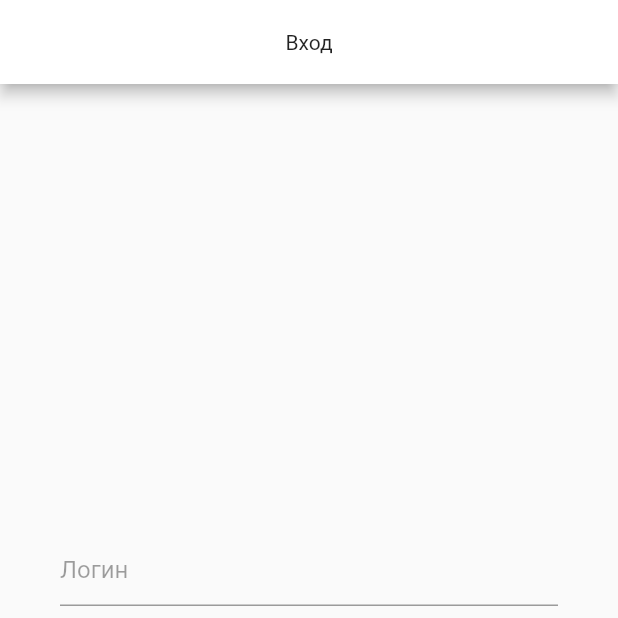
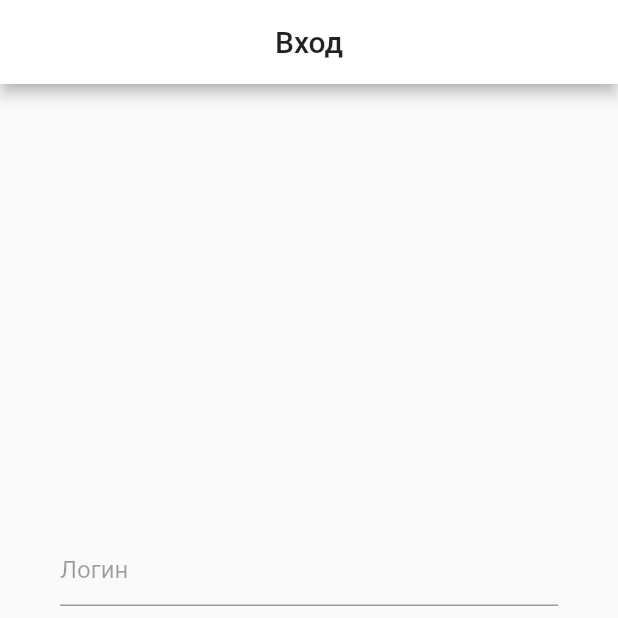
Before and after one commit to ulngollm/auth_form, a Flutter app: the screen it shows after launch, on a phone screen of 412 x 824 dp, the top half of it. Run offline on Flutter 3.47's test engine with Material 2 defaults, Android fonts, the phone set to English and light mode, and no system bars.

Commit message:
color style changes

```diff
--- a/lib/main.dart
+++ b/lib/main.dart
@@ -11,16 +11,17 @@ class MyApp extends StatelessWidget {
     return MaterialApp(
       home: Authorization(),
       theme: ThemeData(
-        primaryColor: Color(0xFF009688),
+        primaryColor: Colors.teal,
         hintColor: Colors.black38,
+        primaryTextTheme: TextTheme(
+          headline6: TextStyle(
+            color: Colors.black87,
+          ),
+        ),
         appBarTheme: AppBarTheme(
           centerTitle: true,
           color: Colors.white,
-          textTheme: TextTheme(
-            headline6: TextStyle(
-              color: Colors.black87
-            )
-          )
+          iconTheme: IconThemeData(color: Colors.black87),
         ),
       ),
     );
```
